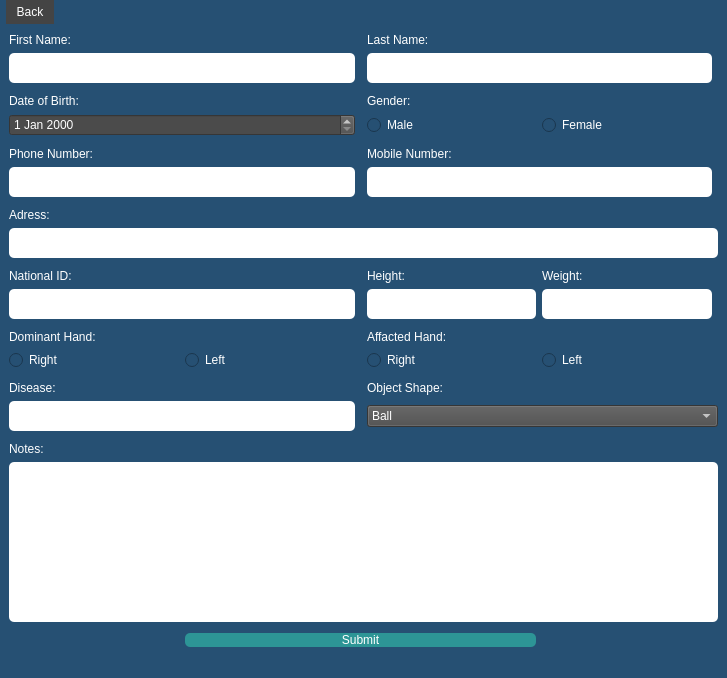
This is UI/newpatient.ui in Sherif-2001/BCI-Graduation-Project as Qt 5 draws it before an edit. The edited form follows.
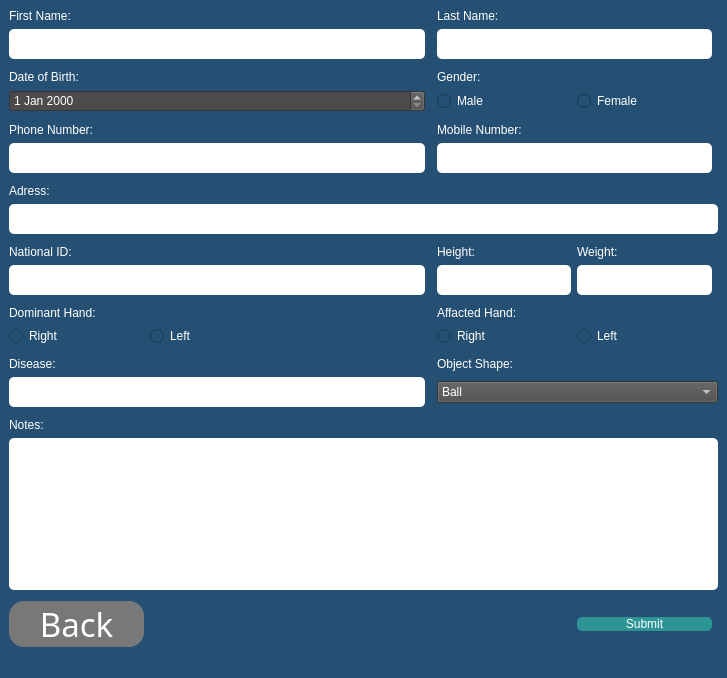
This is the edited form.

Commit message: Add back button

```diff
--- a/UI/newpatient.ui
+++ b/UI/newpatient.ui
@@ -19,7 +19,29 @@
   </property>
   <widget class="QWidget" name="centralwidget">
    <layout class="QGridLayout" name="gridLayout">
-    <item row="7" column="3" colspan="2">
+    <item row="12" column="5">
+     <widget class="QLabel" name="label_10">
+      <property name="text">
+       <string>Weight:</string>
+      </property>
+     </widget>
+    </item>
+    <item row="4" column="0" colspan="3">
+     <widget class="QDateEdit" name="dateEdit">
+      <property name="styleSheet">
+       <string notr="true">background-color:rgb(75, 75, 75);
+</string>
+      </property>
+     </widget>
+    </item>
+    <item row="12" column="4">
+     <widget class="QLabel" name="label_9">
+      <property name="text">
+       <string>Height:</string>
+      </property>
+     </widget>
+    </item>
+    <item row="7" column="4" colspan="2">
      <widget class="QTextEdit" name="textEdit_4">
       <property name="minimumSize">
        <size>
@@ -40,8 +62,15 @@
       </property>
      </widget>
     </item>
-    <item row="2" column="0" colspan="6">
-     <spacer name="horizontalSpacer">
+    <item row="21" column="0" colspan="3">
+     <widget class="QLabel" name="label_14">
+      <property name="text">
+       <string>Notes:</string>
+      </property>
+     </widget>
+    </item>
+    <item row="17" column="0" colspan="7">
+     <spacer name="horizontalSpacer_6">
       <property name="orientation">
        <enum>Qt::Horizontal</enum>
       </property>
@@ -53,62 +82,37 @@
       </property>
      </spacer>
     </item>
-    <item row="8" column="0" colspan="6">
-     <spacer name="horizontalSpacer_3">
-      <property name="orientation">
-       <enum>Qt::Horizontal</enum>
-      </property>
-      <property name="sizeHint" stdset="0">
+    <item row="22" column="0" colspan="7">
+     <widget class="QTextEdit" name="textEdit_10">
+      <property name="minimumSize">
        <size>
-        <width>40</width>
-        <height>5</height>
+        <width>0</width>
+        <height>0</height>
        </size>
       </property>
-     </spacer>
+      <property name="styleSheet">
+       <string notr="true">background-color:rgb(255, 255, 255);
+border-radius:5px;
+color: rgb(0,0,0);</string>
+      </property>
+     </widget>
     </item>
-    <item row="16" column="3">
+    <item row="16" column="4">
      <widget class="QRadioButton" name="radioButton_6">
       <property name="text">
        <string>Right</string>
       </property>
      </widget>
     </item>
-    <item row="9" column="0">
-     <widget class="QLabel" name="label_7">
+    <item row="12" column="0" colspan="3">
+     <widget class="QLabel" name="label_8">
       <property name="text">
-       <string>Adress:</string>
+       <string>National ID:</string>
       </property>
      </widget>
     </item>
-    <item row="13" column="4">
-     <widget class="QTextEdit" name="textEdit_8">
-      <property name="minimumSize">
-       <size>
-        <width>87</width>
-        <height>30</height>
-       </size>
-      </property>
-      <property name="maximumSize">
-       <size>
-        <width>16777215</width>
-        <height>30</height>
-       </size>
-      </property>
-      <property name="styleSheet">
-       <string notr="true">background-color:rgb(255, 255, 255);
-border-radius:5px;
-color: rgb(0,0,0);</string>
-      </property>
-     </widget>
-    </item>
-    <item row="1" column="0" colspan="2">
-     <widget class="QTextEdit" name="textEdit">
-      <property name="sizePolicy">
-       <sizepolicy hsizetype="Expanding" vsizetype="Expanding">
-        <horstretch>2</horstretch>
-        <verstretch>0</verstretch>
-       </sizepolicy>
-      </property>
+    <item row="13" column="0" colspan="3">
+     <widget class="QTextEdit" name="textEdit_6">
       <property name="minimumSize">
        <size>
         <width>0</width>
@@ -128,14 +132,35 @@
       </property>
      </widget>
     </item>
-    <item row="6" column="0" colspan="2">
-     <widget class="QLabel" name="label_5">
+    <item row="16" column="0">
+     <widget class="QRadioButton" name="radioButton_3">
       <property name="text">
-       <string>Phone Number:</string>
+       <string>Right</string>
       </property>
      </widget>
     </item>
-    <item row="1" column="3" colspan="2">
+    <item row="15" column="0" colspan="3">
+     <widget class="QLabel" name="label_11">
+      <property name="text">
+       <string>Dominant Hand:</string>
+      </property>
+     </widget>
+    </item>
+    <item row="18" column="0" colspan="3">
+     <widget class="QLabel" name="label_13">
+      <property name="text">
+       <string>Disease:</string>
+      </property>
+     </widget>
+    </item>
+    <item row="3" column="4">
+     <widget class="QLabel" name="label_4">
+      <property name="text">
+       <string>Gender:</string>
+      </property>
+     </widget>
+    </item>
+    <item row="1" column="4" colspan="2">
      <widget class="QTextEdit" name="textEdit_2">
       <property name="sizePolicy">
        <sizepolicy hsizetype="Expanding" vsizetype="Expanding">
@@ -162,36 +187,8 @@
       </property>
      </widget>
     </item>
-    <item row="19" column="3" colspan="3">
-     <widget class="QComboBox" name="comboBox">
-      <property name="styleSheet">
-       <string notr="true">background-color:rgb(75, 75, 75);
-</string>
-      </property>
-      <item>
-       <property name="text">
-        <string>Ball</string>
-       </property>
-      </item>
-      <item>
-       <property name="text">
-        <string>Bottle</string>
-       </property>
-      </item>
-      <item>
-       <property name="text">
-        <string>Pen</string>
-       </property>
-      </item>
-      <item>
-       <property name="text">
-        <string>Key</string>
-       </property>
-      </item>
-     </widget>
-    </item>
-    <item row="19" column="0" colspan="2">
-     <widget class="QTextEdit" name="textEdit_9">
+    <item row="13" column="4">
+     <widget class="QTextEdit" name="textEdit_7">
       <property name="minimumSize">
        <size>
         <width>0</width>
@@ -211,144 +208,69 @@
       </property>
      </widget>
     </item>
-    <item row="7" column="0" colspan="2">
-     <widget class="QTextEdit" name="textEdit_3">
-      <property name="minimumSize">
-       <size>
-        <width>0</width>
-        <height>30</height>
-       </size>
-      </property>
-      <property name="maximumSize">
-       <size>
-        <width>16777215</width>
-        <height>30</height>
-       </size>
-      </property>
-      <property name="styleSheet">
-       <string notr="true">background-color:rgb(255, 255, 255);
-border-radius:5px;
-color: rgb(0,0,0);</string>
-      </property>
-     </widget>
-    </item>
-    <item row="14" column="0" colspan="6">
-     <spacer name="horizontalSpacer_5">
-      <property name="orientation">
-       <enum>Qt::Horizontal</enum>
-      </property>
-      <property name="sizeHint" stdset="0">
-       <size>
-        <width>40</width>
-        <height>5</height>
-       </size>
-      </property>
-     </spacer>
-    </item>
-    <item row="6" column="3" colspan="2">
+    <item row="6" column="4" colspan="2">
      <widget class="QLabel" name="label_6">
       <property name="text">
        <string>Mobile Number:</string>
       </property>
      </widget>
     </item>
-    <item row="15" column="0" colspan="2">
-     <widget class="QLabel" name="label_11">
-      <property name="text">
-       <string>Dominant Hand:</string>
+    <item row="19" column="0" colspan="3">
+     <widget class="QTextEdit" name="textEdit_9">
+      <property name="minimumSize">
+       <size>
+        <width>0</width>
+        <height>30</height>
+       </size>
       </property>
-     </widget>
-    </item>
-    <item row="0" column="3">
-     <widget class="QLabel" name="label_2">
-      <property name="text">
-       <string>Last Name:</string>
-      </property>
-     </widget>
-    </item>
-    <item row="18" column="3" colspan="3">
-     <widget class="QLabel" name="label_15">
-      <property name="text">
-       <string>Object Shape:</string>
-      </property>
-     </widget>
-    </item>
-    <item row="5" column="0" colspan="6">
-     <spacer name="horizontalSpacer_2">
-      <property name="orientation">
-       <enum>Qt::Horizontal</enum>
-      </property>
-      <property name="sizeHint" stdset="0">
+      <property name="maximumSize">
        <size>
-        <width>40</width>
-        <height>5</height>
+        <width>16777215</width>
+        <height>30</height>
        </size>
       </property>
-     </spacer>
-    </item>
-    <item row="12" column="4">
-     <widget class="QLabel" name="label_10">
-      <property name="text">
-       <string>Weight:</string>
+      <property name="styleSheet">
+       <string notr="true">background-color:rgb(255, 255, 255);
+border-radius:5px;
+color: rgb(0,0,0);</string>
       </property>
      </widget>
     </item>
-    <item row="16" column="0">
-     <widget class="QRadioButton" name="radioButton_3">
-      <property name="text">
-       <string>Right</string>
-      </property>
-     </widget>
-    </item>
-    <item row="4" column="3">
-     <widget class="QRadioButton" name="radioButton">
-      <property name="text">
-       <string>Male</string>
-      </property>
-     </widget>
-    </item>
-    <item row="4" column="4" colspan="2">
-     <widget class="QRadioButton" name="radioButton_2">
-      <property name="text">
-       <string>Female</string>
-      </property>
-     </widget>
-    </item>
-    <item row="3" column="0">
-     <widget class="QLabel" name="label_3">
-      <property name="text">
-       <string>Date of Birth:</string>
-      </property>
-     </widget>
-    </item>
-    <item row="21" column="0" colspan="2">
-     <widget class="QLabel" name="label_14">
-      <property name="text">
-       <string>Notes:</string>
-      </property>
-     </widget>
-    </item>
-    <item row="11" column="0" colspan="6">
-     <spacer name="horizontalSpacer_4">
-      <property name="orientation">
-       <enum>Qt::Horizontal</enum>
-      </property>
-      <property name="sizeHint" stdset="0">
-       <size>
-        <width>40</width>
-        <height>5</height>
-       </size>
-      </property>
-     </spacer>
-    </item>
-    <item row="0" column="0" colspan="2">
+    <item row="0" column="0" colspan="3">
      <widget class="QLabel" name="label">
       <property name="text">
        <string>First Name:</string>
       </property>
      </widget>
     </item>
-    <item row="24" column="1" colspan="3">
+    <item row="4" column="4">
+     <widget class="QRadioButton" name="radioButton">
+      <property name="text">
+       <string>Male</string>
+      </property>
+     </widget>
+    </item>
+    <item row="18" column="4" colspan="3">
+     <widget class="QLabel" name="label_15">
+      <property name="text">
+       <string>Object Shape:</string>
+      </property>
+     </widget>
+    </item>
+    <item row="8" column="0" colspan="7">
+     <spacer name="horizontalSpacer_3">
+      <property name="orientation">
+       <enum>Qt::Horizontal</enum>
+      </property>
+      <property name="sizeHint" stdset="0">
+       <size>
+        <width>40</width>
+        <height>5</height>
+       </size>
+      </property>
+     </spacer>
+    </item>
+    <item row="24" column="5">
      <widget class="QPushButton" name="pushButton">
       <property name="styleSheet">
        <string notr="true">QPushButton{
@@ -366,21 +288,53 @@
       </property>
      </widget>
     </item>
-    <item row="18" column="0" colspan="2">
-     <widget class="QLabel" name="label_13">
-      <property name="text">
-       <string>Disease:</string>
+    <item row="14" column="0" colspan="7">
+     <spacer name="horizontalSpacer_5">
+      <property name="orientation">
+       <enum>Qt::Horizontal</enum>
       </property>
-     </widget>
+      <property name="sizeHint" stdset="0">
+       <size>
+        <width>40</width>
+        <height>5</height>
+       </size>
+      </property>
+     </spacer>
     </item>
-    <item row="12" column="3">
-     <widget class="QLabel" name="label_9">
+    <item row="5" column="0" colspan="7">
+     <spacer name="horizontalSpacer_2">
+      <property name="orientation">
+       <enum>Qt::Horizontal</enum>
+      </property>
+      <property name="sizeHint" stdset="0">
+       <size>
+        <width>40</width>
+        <height>5</height>
+       </size>
+      </property>
+     </spacer>
+    </item>
+    <item row="3" column="0">
+     <widget class="QLabel" name="label_3">
       <property name="text">
-       <string>Height:</string>
+       <string>Date of Birth:</string>
       </property>
      </widget>
     </item>
-    <item row="23" column="0" colspan="6">
+    <item row="11" column="0" colspan="7">
+     <spacer name="horizontalSpacer_4">
+      <property name="orientation">
+       <enum>Qt::Horizontal</enum>
+      </property>
+      <property name="sizeHint" stdset="0">
+       <size>
+        <width>40</width>
+        <height>5</height>
+       </size>
+      </property>
+     </spacer>
+    </item>
+    <item row="23" column="0" colspan="7">
      <spacer name="horizontalSpacer_8">
       <property name="orientation">
        <enum>Qt::Horizontal</enum>
@@ -393,11 +347,11 @@
       </property>
      </spacer>
     </item>
-    <item row="10" column="0" colspan="6">
-     <widget class="QTextEdit" name="textEdit_5">
+    <item row="13" column="5">
+     <widget class="QTextEdit" name="textEdit_8">
       <property name="minimumSize">
        <size>
-        <width>0</width>
+        <width>87</width>
         <height>30</height>
        </size>
       </property>
@@ -414,70 +368,83 @@
       </property>
      </widget>
     </item>
-    <item row="12" column="0" colspan="2">
-     <widget class="QLabel" name="label_8">
+    <item row="9" column="0">
+     <widget class="QLabel" name="label_7">
       <property name="text">
-       <string>National ID:</string>
+       <string>Adress:</string>
       </property>
      </widget>
     </item>
-    <item row="17" column="0" colspan="6">
-     <spacer name="horizontalSpacer_6">
-      <property name="orientation">
-       <enum>Qt::Horizontal</enum>
+    <item row="24" column="0">
+     <widget class="QPushButton" name="pushButton_2">
+      <property name="font">
+       <font>
+        <family>Forte</family>
+        <pointsize>25</pointsize>
+        <italic>false</italic>
+        <bold>false</bold>
+       </font>
       </property>
-      <property name="sizeHint" stdset="0">
-       <size>
-        <width>40</width>
-        <height>5</height>
-       </size>
-      </property>
-     </spacer>
-    </item>
-    <item row="13" column="3">
-     <widget class="QTextEdit" name="textEdit_7">
-      <property name="minimumSize">
-       <size>
-        <width>0</width>
-        <height>30</height>
-       </size>
-      </property>
-      <property name="maximumSize">
-       <size>
-        <width>16777215</width>
-        <height>30</height>
-       </size>
-      </property>
       <property name="styleSheet">
-       <string notr="true">background-color:rgb(255, 255, 255);
-border-radius:5px;
-color: rgb(0,0,0);</string>
+       <string notr="true">QPushButton{
+background-color:rgb(120,120, 120);
+border-radius:15;
+color:rgb(255, 255, 255);
+font: 25pt &quot;Forte&quot;;
+}
+QPushButton:hover{
+background-color:rgb(70, 70, 70);
+}
+</string>
       </property>
-     </widget>
-    </item>
-    <item row="22" column="0" colspan="6">
-     <widget class="QTextEdit" name="textEdit_10">
-      <property name="minimumSize">
-       <size>
-        <width>0</width>
-        <height>0</height>
-       </size>
+      <property name="text">
+       <string>Back</string>
       </property>
-      <property name="styleSheet">
-       <string notr="true">background-color:rgb(255, 255, 255);
-border-radius:5px;
-color: rgb(0,0,0);</string>
-      </property>
      </widget>
     </item>
-    <item row="16" column="4" colspan="2">
-     <widget class="QRadioButton" name="radioButton_5">
+    <item row="16" column="1">
+     <widget class="QRadioButton" name="radioButton_4">
       <property name="text">
        <string>Left</string>
       </property>
      </widget>
     </item>
-    <item row="20" column="0" colspan="6">
+    <item row="19" column="4" colspan="3">
+     <widget class="QComboBox" name="comboBox">
+      <property name="styleSheet">
+       <string notr="true">background-color:rgb(75, 75, 75);
+</string>
+      </property>
+      <item>
+       <property name="text">
+        <string>Ball</string>
+       </property>
+      </item>
+      <item>
+       <property name="text">
+        <string>Bottle</string>
+       </property>
+      </item>
+      <item>
+       <property name="text">
+        <string>Pen</string>
+       </property>
+      </item>
+      <item>
+       <property name="text">
+        <string>Key</string>
+       </property>
+      </item>
+     </widget>
+    </item>
+    <item row="0" column="4">
+     <widget class="QLabel" name="label_2">
+      <property name="text">
+       <string>Last Name:</string>
+      </property>
+     </widget>
+    </item>
+    <item row="20" column="0" colspan="7">
      <spacer name="horizontalSpacer_7">
       <property name="orientation">
        <enum>Qt::Horizontal</enum>
@@ -490,22 +457,76 @@
       </property>
      </spacer>
     </item>
-    <item row="3" column="3">
-     <widget class="QLabel" name="label_4">
+    <item row="16" column="5" colspan="2">
+     <widget class="QRadioButton" name="radioButton_5">
       <property name="text">
-       <string>Gender:</string>
+       <string>Left</string>
       </property>
      </widget>
     </item>
-    <item row="15" column="3" colspan="2">
+    <item row="4" column="5" colspan="2">
+     <widget class="QRadioButton" name="radioButton_2">
+      <property name="text">
+       <string>Female</string>
+      </property>
+     </widget>
+    </item>
+    <item row="6" column="0" colspan="3">
+     <widget class="QLabel" name="label_5">
+      <property name="text">
+       <string>Phone Number:</string>
+      </property>
+     </widget>
+    </item>
+    <item row="2" column="0" colspan="7">
+     <spacer name="horizontalSpacer">
+      <property name="orientation">
+       <enum>Qt::Horizontal</enum>
+      </property>
+      <property name="sizeHint" stdset="0">
+       <size>
+        <width>40</width>
+        <height>5</height>
+       </size>
+      </property>
+     </spacer>
+    </item>
+    <item row="7" column="0" colspan="3">
+     <widget class="QTextEdit" name="textEdit_3">
+      <property name="minimumSize">
+       <size>
+        <width>0</width>
+        <height>30</height>
+       </size>
+      </property>
+      <property name="maximumSize">
+       <size>
+        <width>16777215</width>
+        <height>30</height>
+       </size>
+      </property>
+      <property name="styleSheet">
+       <string notr="true">background-color:rgb(255, 255, 255);
+border-radius:5px;
+color: rgb(0,0,0);</string>
+      </property>
+     </widget>
+    </item>
+    <item row="15" column="4" colspan="2">
      <widget class="QLabel" name="label_12">
       <property name="text">
        <string>Affacted Hand:</string>
       </property>
      </widget>
     </item>
-    <item row="13" column="0" colspan="2">
-     <widget class="QTextEdit" name="textEdit_6">
+    <item row="1" column="0" colspan="3">
+     <widget class="QTextEdit" name="textEdit">
+      <property name="sizePolicy">
+       <sizepolicy hsizetype="Expanding" vsizetype="Expanding">
+        <horstretch>2</horstretch>
+        <verstretch>0</verstretch>
+       </sizepolicy>
+      </property>
       <property name="minimumSize">
        <size>
         <width>0</width>
@@ -525,54 +546,29 @@
       </property>
      </widget>
     </item>
-    <item row="4" column="0" colspan="2">
-     <widget class="QDateEdit" name="dateEdit">
-      <property name="styleSheet">
-       <string notr="true">background-color:rgb(75, 75, 75);
-</string>
+    <item row="10" column="0" colspan="7">
+     <widget class="QTextEdit" name="textEdit_5">
+      <property name="minimumSize">
+       <size>
+        <width>0</width>
+        <height>30</height>
+       </size>
       </property>
-     </widget>
-    </item>
-    <item row="16" column="1">
-     <widget class="QRadioButton" name="radioButton_4">
-      <property name="text">
-       <string>Left</string>
+      <property name="maximumSize">
+       <size>
+        <width>16777215</width>
+        <height>30</height>
+       </size>
+      </property>
+      <property name="styleSheet">
+       <string notr="true">background-color:rgb(255, 255, 255);
+border-radius:5px;
+color: rgb(0,0,0);</string>
       </property>
      </widget>
     </item>
    </layout>
   </widget>
-  <widget class="QMenuBar" name="menubar">
-   <property name="geometry">
-    <rect>
-     <x>0</x>
-     <y>0</y>
-     <width>727</width>
-     <height>38</height>
-    </rect>
-   </property>
-   <property name="styleSheet">
-    <string notr="true">QMenuBar {
-    color:rgb(255, 255, 255);
-    font: 585 15pt; 
-}
-QMenuBar::item {
-    background-color: #444444;
-    color: white;
-    padding: 5px 10px;
-}
-QMenuBar::item:selected { /* when mouse hover */
-    background-color: #A9A9A9;
-}
-</string>
-   </property>
-   <widget class="QMenu" name="menuBack">
-    <property name="title">
-     <string>Back</string>
-    </property>
-   </widget>
-   <addaction name="menuBack"/>
-  </widget>
   <widget class="QStatusBar" name="statusbar"/>
  </widget>
  <resources/>
```
Left out of the diff: 16 changed lines with no effect on the pictures. The commit also changes 3 other files.
